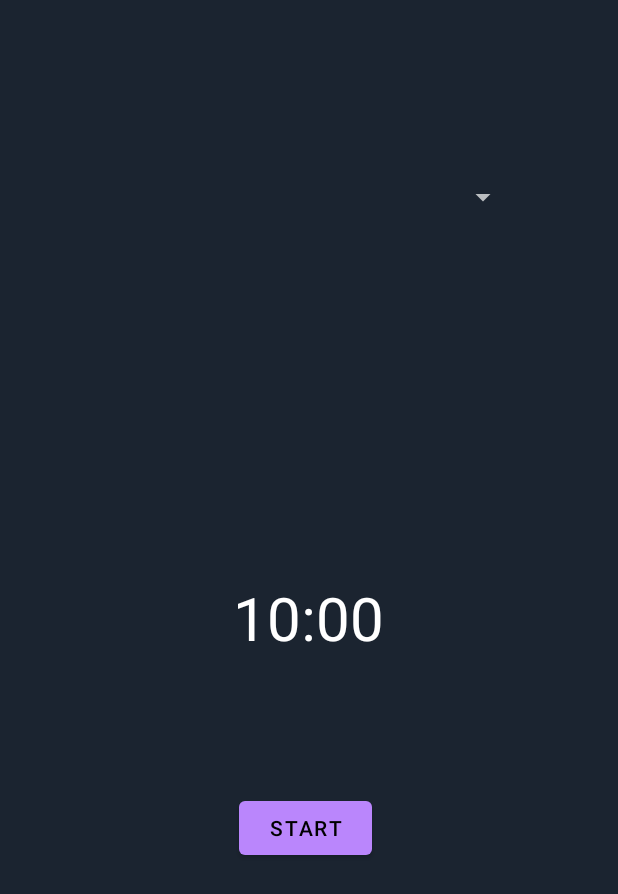
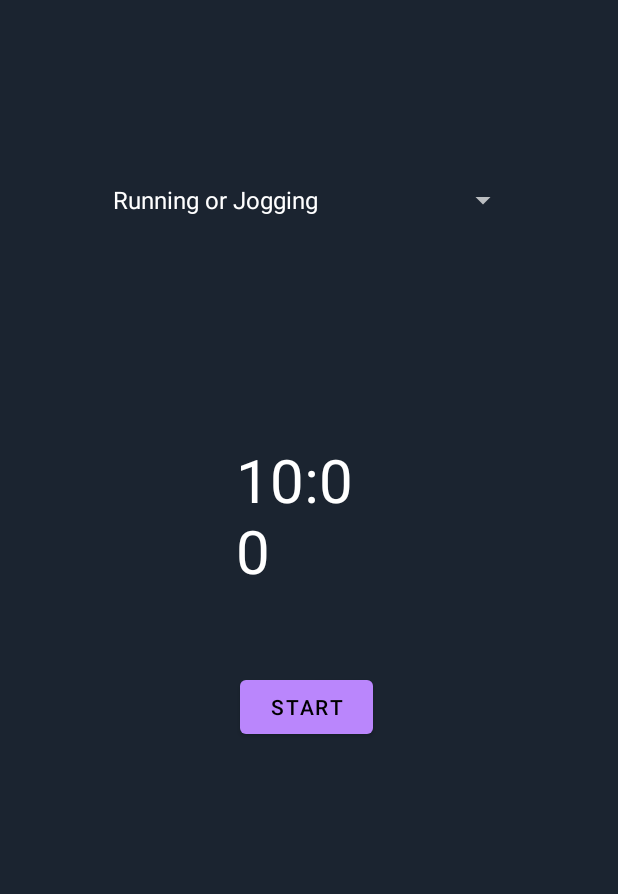
Before and after one commit to ahmedeladl00/health-app, an Android app: the PhysicalActivity screen opened directly, with no data from a screen before it, on a phone screen of 412 x 824 dp. Shown: the top 894 px of the screen. Run offline under Robolectric (Android 15) with nearby library versions, the phone set to English and light mode, and no system bars.

Commit message:
PhysicalActivity class and xml is updated

```diff
--- a/app/src/main/java/com/example/jien/PhysicalActivity.java
+++ b/app/src/main/java/com/example/jien/PhysicalActivity.java
@@ -1,8 +1,13 @@
 package com.example.jien;
 
 
+import static com.example.jien.PhysicalsDatabaseHelper.*;
+
 import androidx.appcompat.app.AppCompatActivity;
 
+import android.content.ContentValues;
+import android.content.Intent;
+import android.database.sqlite.SQLiteDatabase;
 import android.os.Bundle;
 import android.os.CountDownTimer;
 import android.view.View;
@@ -20,7 +25,7 @@ import java.util.Locale;
 
 public class PhysicalActivity extends AppCompatActivity {
     private Spinner spinnersactivities;
-    private PhysicalActivities physicalActivities;
+    private PhysicalActivities physicalActivities = new PhysicalActivities(null,0,0,null);;
     private static final long START_TIME_IN_MILLIS=600000;
     private TextView mTextViewCountDown;
     private Button mButtonStartPause;
@@ -28,12 +33,13 @@ public class PhysicalActivity extends AppCompatActivity {
     private CountDownTimer mcountDownTimer;
     private boolean mTimerRunning;
     private long mTimeLeftInMillis=START_TIME_IN_MILLIS;
+    private PhysicalsDatabaseHelper physicalsDatabaseHelper;
 
     @Override
     protected void onCreate(Bundle savedInstanceState) {
         super.onCreate(savedInstanceState);
         setContentView(R.layout.activity_physical);
-        spinnersactivities.findViewById(R.id.spinnersactivities);
+        spinnersactivities=findViewById(R.id.spinnersactivities);
         ArrayList<String> activities = new ArrayList<>();
         activities.add("Running or Jogging");
         activities.add("Walking");
@@ -49,7 +55,14 @@ public class PhysicalActivity extends AppCompatActivity {
         spinnersactivities.setOnItemSelectedListener(new AdapterView.OnItemSelectedListener() {
             @Override
             public void onItemSelected(AdapterView<?> adapterView, View view, int i, long l) {
-                physicalActivities.setActivity(activities.get(i));
+                if (physicalActivities != null) {
+                    physicalActivities.setActivity(activities.get(i));
+                    // المزيد من الأكواد
+                } else {
+
+                    physicalActivities = new PhysicalActivities(null, 0, 0, null);
+                }
+
                 physicalActivities.setDay(new Date());
                 long startTime =System.currentTimeMillis();
                 long stopTime=0;
@@ -70,12 +83,23 @@ public class PhysicalActivity extends AppCompatActivity {
         mButtonStartPause.setOnClickListener(new View.OnClickListener() {
             @Override
             public void onClick(View view) {
+                /*SQLiteDatabase db = physicalsDatabaseHelper.getWritableDatabase();
+                ContentValues values = new ContentValues();
+                values.put("activity", physicalActivities.getActivity());
+                values.put("timeFrom", physicalActivities.getTimeFrom());
+                values.put("timeTo", physicalActivities.getTimeTo());
+                values.put("day", physicalActivities.getDay().getTime());
+                db.insert("Physical_Data", null, values);
+                db.close();*/
                 if (mTimerRunning){
                     pauseTimer();
+                   /* Intent intent = new Intent(PhysicalActivity.this, PhysicalActiList.class);
+                    startActivity(intent);*/
                 }else{
                     startTimer();
                 }
             }
+
         });
         mButtonReset.setOnClickListener(new View.OnClickListener() {
             @Override
@@ -86,10 +110,13 @@ public class PhysicalActivity extends AppCompatActivity {
         updateCountDownText();
     }
     private void startTimer(){
+        spinnersactivities.setEnabled(false);
         mcountDownTimer=new CountDownTimer(mTimeLeftInMillis,1000) {
             @Override
             public void onTick(long l) {
+                physicalActivities.setTimeFrom(System.currentTimeMillis());
                 mTimeLeftInMillis=l;
+
                 updateCountDownText();
 
             }
@@ -100,6 +127,7 @@ public class PhysicalActivity extends AppCompatActivity {
                 mButtonStartPause.setText("Start");
                 mButtonStartPause.setVisibility(View.INVISIBLE);
                 mButtonReset.setVisibility(View.VISIBLE);
+                physicalActivities.setTimeTo(System.currentTimeMillis());
 
             }
         }.start();
@@ -109,10 +137,12 @@ public class PhysicalActivity extends AppCompatActivity {
 
     }
     private void pauseTimer(){
+        spinnersactivities.setEnabled(true);
         mcountDownTimer.cancel();
         mTimerRunning=false;
         mButtonStartPause.setText("Start");
         mButtonReset.setVisibility(View.VISIBLE);
+
     }
     private void resetTimer(){
         mTimeLeftInMillis=START_TIME_IN_MILLIS;
--- a/app/src/main/java/com/example/jien/PhysicalsDatabaseHelper.java
+++ b/app/src/main/java/com/example/jien/PhysicalsDatabaseHelper.java
@@ -36,7 +36,7 @@ public class PhysicalsDatabaseHelper extends SQLiteOpenHelper {
         sqLiteDatabase.execSQL("DROP TABLE IF EXISTS Physical_Data");
         onCreate(sqLiteDatabase);
     }
-    public void insertActivity(String activityName, long timeFrom, long timeTo, Date day) {
+   /* public void insertActivity(String activityName, long timeFrom, long timeTo, Date day) {
         SQLiteDatabase db = this.getWritableDatabase();
         ContentValues values = new ContentValues();
         values.put("activity", physicalActivities.getActivity());
@@ -45,6 +45,6 @@ public class PhysicalsDatabaseHelper extends SQLiteOpenHelper {
         values.put("day", day.getTime());
         db.insert("Physical_Data", null, values);
         db.close();
-    }
+    }*/
 
 }
--- a/app/src/main/java/com/example/jien/QuestionsActivity.java
+++ b/app/src/main/java/com/example/jien/QuestionsActivity.java
@@ -298,8 +298,8 @@ public class QuestionsActivity extends AppCompatActivity implements SensorEventL
                 SQLiteDatabase db = StepDBHelper.getWritableDatabase();
                 ContentValues values = new ContentValues();
                 values.put("step_count", totalSteps);
-//                values.put("latitude", getLocation().getLatitude());
-//                values.put("longitude", getLocation().getLongitude());
+//              values.put("latitude", getLocation().getLatitude());
+//              values.put("longitude", getLocation().getLongitude());
                 values.put("timestamp", getCurrentTimestamp());
                 db.insert("step_data", null, values);
                 db.close();
--- a/app/src/main/res/layout/activity_physical.xml
+++ b/app/src/main/res/layout/activity_physical.xml
@@ -11,41 +11,46 @@
         android:id="@+id/spinnersactivities"
         android:layout_width="wrap_content"
         android:layout_height="60dp"
+        android:layout_above="@+id/text_view_countdown"
         android:layout_alignParentStart="true"
         android:layout_alignParentTop="true"
         android:layout_alignParentEnd="true"
-        android:layout_alignParentBottom="true"
         android:layout_marginStart="67dp"
         android:layout_marginTop="55dp"
         android:layout_marginEnd="66dp"
-        android:layout_marginBottom="616dp"
+        android:layout_marginBottom="81dp"
         app:layout_constraintBottom_toBottomOf="parent"
         app:layout_constraintEnd_toEndOf="parent"
         app:layout_constraintHorizontal_bias="0.489"
         app:layout_constraintStart_toStartOf="parent"
         app:layout_constraintTop_toTopOf="parent"
         app:layout_constraintVertical_bias="0.079" />
+
+
     <TextView
         android:id="@+id/text_view_countdown"
         android:layout_width="wrap_content"
         android:layout_height="wrap_content"
-        android:layout_centerHorizontal="true"
-        android:layout_centerVertical="true"
+        android:layout_above="@+id/button_start_pause"
+        android:layout_alignParentStart="true"
+        android:layout_alignParentEnd="true"
+        android:layout_marginStart="157dp"
+        android:layout_marginEnd="155dp"
+        android:layout_marginBottom="53dp"
         android:text="00:00"
         android:textColor="@color/white"
-        android:textSize="40dp"/>
-
+        android:textSize="40dp" />
 
     <Button
         android:id="@+id/button_start_pause"
         android:layout_width="wrap_content"
         android:layout_height="wrap_content"
+        android:layout_above="@+id/button_reset"
         android:layout_alignParentStart="true"
         android:layout_alignParentEnd="true"
-        android:layout_alignParentBottom="true"
-        android:layout_marginStart="159dp"
-        android:layout_marginEnd="164dp"
-        android:layout_marginBottom="248dp"
+        android:layout_marginStart="160dp"
+        android:layout_marginEnd="163dp"
+        android:layout_marginBottom="53dp"
         android:text="Start"
         app:layout_constraintBottom_toBottomOf="parent"
         app:layout_constraintStart_toStartOf="parent"
@@ -57,13 +62,11 @@
         android:layout_width="wrap_content"
         android:layout_height="wrap_content"
         android:layout_alignParentStart="true"
-        android:layout_alignParentTop="true"
         android:layout_alignParentEnd="true"
         android:layout_alignParentBottom="true"
-        android:layout_marginStart="162dp"
-        android:layout_marginTop="504dp"
-        android:layout_marginEnd="161dp"
-        android:layout_marginBottom="179dp"
+        android:layout_marginStart="163dp"
+        android:layout_marginEnd="160dp"
+        android:layout_marginBottom="227dp"
         android:text="Reset"
         android:visibility="invisible"
         app:layout_constraintBottom_toBottomOf="parent"
```
